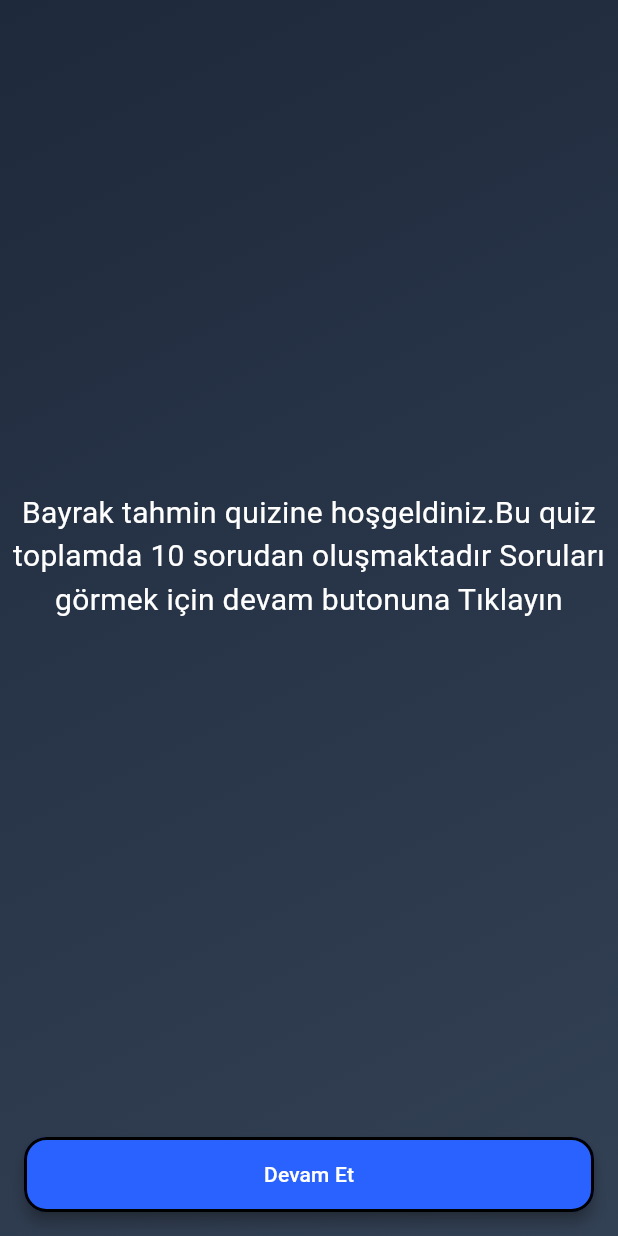
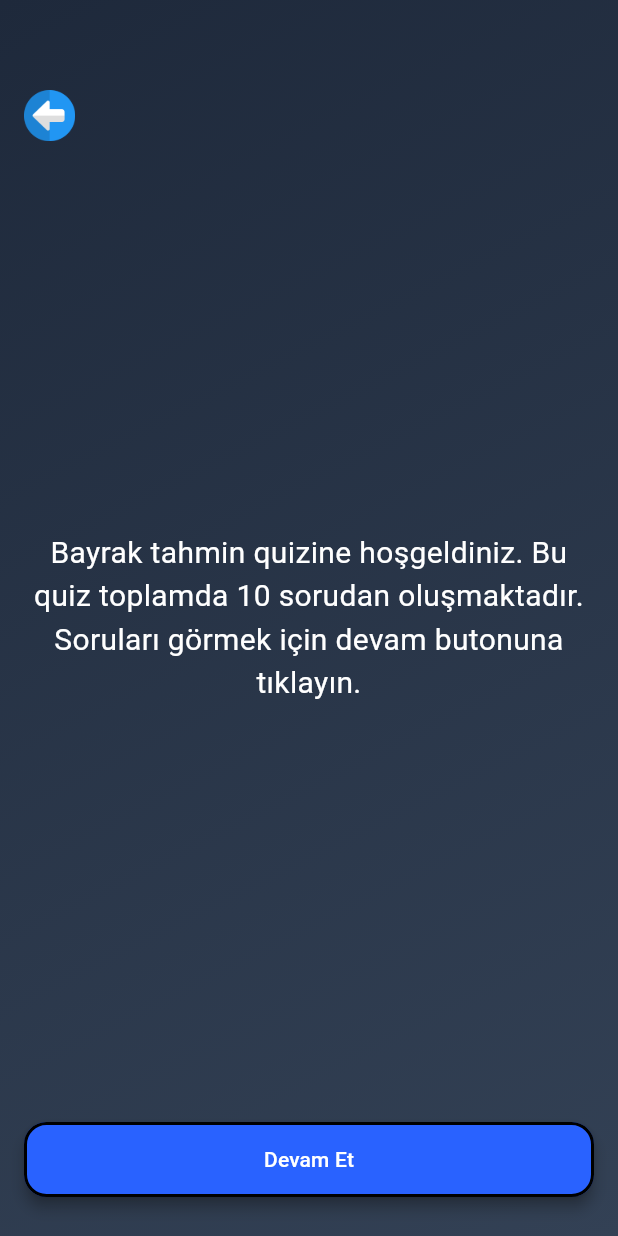
Before and after one commit to Berk2259/QuizUp, a Flutter app: the BayrakScren screen opened directly, on a phone screen of 412 x 824 dp. Run offline on Flutter 3.47's test engine with Material 3 defaults, Android fonts, the phone set to English and light mode, and no system bars; our stand-ins replace cloud_firestore, firebase_core; accounts and stored records are empty; generated files the repository leaves out were written again.

Commit message:
geri ikonu ve bayrak sayfaları dizayn güncellenmesi

```diff
--- a/lib/QuesionScreens/bayrak_scren.dart
+++ b/lib/QuesionScreens/bayrak_scren.dart
@@ -2,7 +2,6 @@ import 'package:flutter/material.dart';
 import 'package:quizup/Components/components.dart';
 import 'package:quizup/QuesitonDetailScreen/question_detail_screen.dart';
 
-//Ana Sayfadan Bayrağın içine girilince Başlama kısmı burada bulunuyor
 class BayrakScren extends StatelessWidget {
   const BayrakScren({super.key});
 
@@ -13,21 +12,35 @@ class BayrakScren extends StatelessWidget {
         width: double.infinity,
         height: double.infinity,
         decoration: BackgroundPage.backgroundGradient(),
-        child: Column(
-          mainAxisAlignment: MainAxisAlignment.center,
-          crossAxisAlignment: CrossAxisAlignment.center,
+        child: Stack(
           children: [
-            Spacer(),
-            Padding(
-              padding: const EdgeInsets.all(8.0),
+            Positioned(
+              top: 60,
+              left: 16,
+              child: GestureDetector(
+                onTap: () {
+                  Navigator.pop(context);
+                },
+                child: Image.asset('assets/icons/back.png', scale: 15),
+              ),
+            ),
+
+            Center(
+              child: Padding(
+                padding: const EdgeInsets.all(16.0),
                 child: Text(
+                  'Bayrak tahmin quizine hoşgeldiniz. Bu quiz toplamda 10 sorudan oluşmaktadır. Soruları görmek için devam butonuna tıklayın.',
                   textAlign: TextAlign.center,
-                'Bayrak tahmin quizine hoşgeldiniz.Bu quiz toplamda 10 sorudan oluşmaktadır Soruları görmek için devam butonuna Tıklayın',
                   style: TextStyle(color: Colors.white, fontSize: 20),
                 ),
               ),
-            Spacer(),
-            Padding(
+            ),
+
+            Positioned(
+              bottom: 10,
+              left: 0,
+              right: 0,
+              child: Padding(
                 padding: const EdgeInsets.all(16.0),
                 child: Button(
                   buttonName: 'Devam Et',
@@ -41,6 +54,7 @@ class BayrakScren extends StatelessWidget {
                   },
                 ),
               ),
+            ),
           ],
         ),
       ),
```
Also changed, not shown: lib/QuesitonDetailScreen/bayrak_detail_screen.dart (+41 -22 lines), assets/flags/germany.png (added), assets/flags/spain.png (added), assets/icons/back.png (added). Lines whose indentation alone changed are shown as unchanged.
